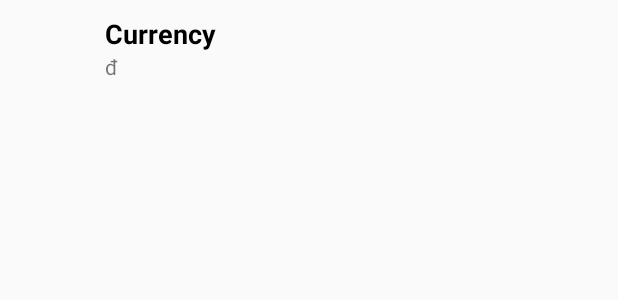
After one commit to alanddev/manWal, an Android app: the layout list_item_currency.xml on its own in the app's theme, with its tools: preview values and no code run, on a phone screen of 412 x 824 dp. The commit adds this screen. Shown: the top 300 px of the screen. Run offline under Robolectric (Android 15) with nearby library versions, the phone set to English and light mode, and no system bars.

Commit message:
Currency List View

```diff
--- /dev/null
+++ b/app/src/main/res/layout/list_item_currency.xml
@@ -0,0 +1,42 @@
+<?xml version="1.0" encoding="utf-8"?>
+<RelativeLayout xmlns:android="http://schemas.android.com/apk/res/android"
+android:layout_width="match_parent"
+android:layout_height="match_parent"
+android:paddingTop="10dp"
+android:paddingBottom="10dp">
+
+<ImageView
+    android:id="@+id/icon"
+    android:layout_width="40dp"
+    android:layout_height="40dp"
+
+    android:layout_alignParentLeft="true"
+    android:layout_alignParentStart="true"
+    android:layout_marginRight="20dp"
+    android:layout_marginLeft="10dp"
+    android:layout_marginTop="5dp"
+    />
+
+<TextView
+    android:id="@+id/code"
+    android:layout_width="wrap_content"
+    android:layout_height="wrap_content"
+    android:textSize="18sp"
+    android:gravity="center_vertical"
+    android:textColor="#000"
+    android:text="Currency"
+    android:textStyle="bold"
+    android:layout_alignParentTop="true"
+    android:layout_toRightOf="@+id/icon"
+    android:layout_toEndOf="@+id/icon" />
+
+<TextView android:id="@+id/symbol"
+    android:layout_width="wrap_content"
+    android:layout_height="wrap_content"
+    android:text="đ"
+    android:layout_toRightOf="@+id/icon"
+    android:layout_below="@+id/code"
+    android:layout_alignParentRight="true"
+    android:layout_alignParentEnd="true" />
+
+</RelativeLayout>
--- a/app/src/main/res/values/strings.xml
+++ b/app/src/main/res/values/strings.xml
@@ -14,6 +14,7 @@
     <string name="action_save">Save</string>
     <string name="title_activity_transaction_add">Add Transaction</string>
     <string name="title_activity_wallet_add">Add Wallet</string>
+    <string name="title_activity_list_currency">Currency</string>
 
 
 
```
Also changed, not shown: app/src/main/AndroidManifest.xml (+6 -2 lines), app/src/main/java/com/alanddev/manwal/adapter/CurrencyAdapter.java (added, +50 -0 lines), app/src/main/java/com/alanddev/manwal/helper/MwSQLiteHelper.java (+2 -6 lines), app/src/main/java/com/alanddev/manwal/ui/ListCurrency.java (added, +36 -0 lines), app/src/main/res/layout/activity_list_currency.xml (added, +21 -0 lines), app/src/main/res/layout/content_list_currency.xml (added, +16 -0 lines).
